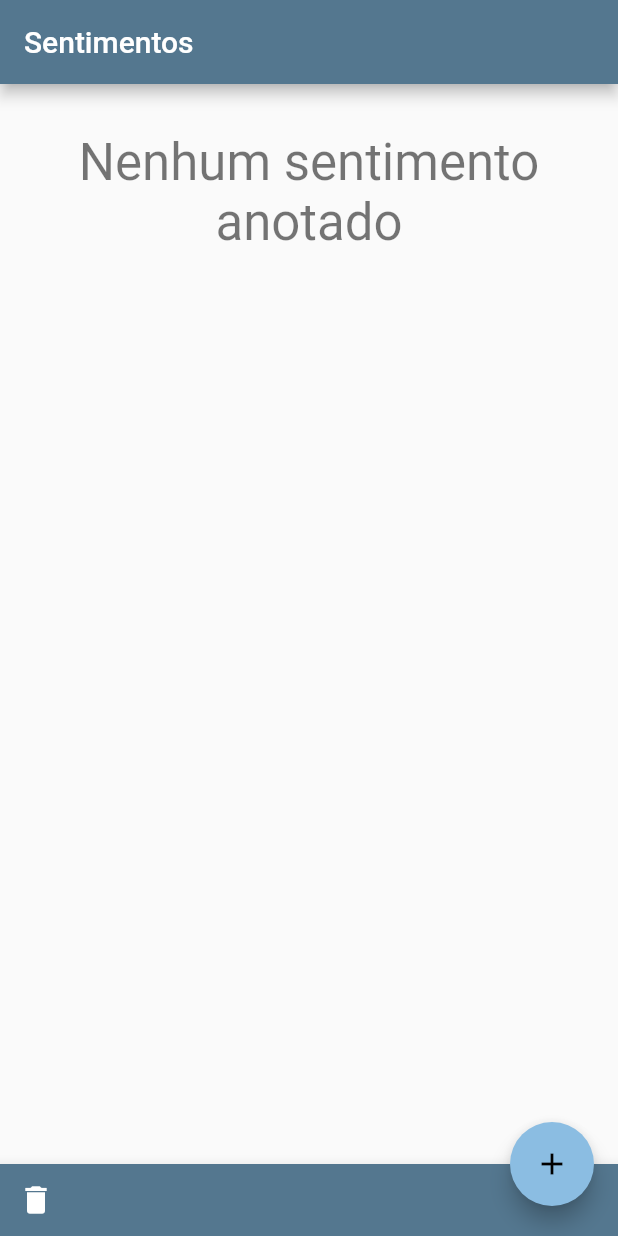
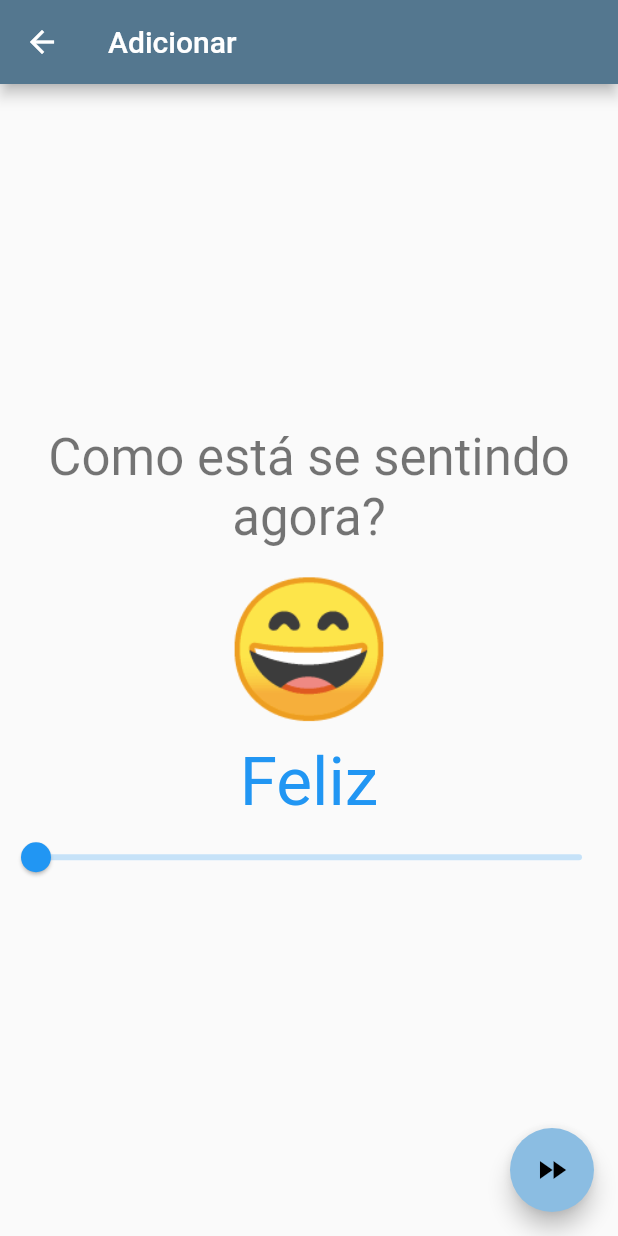
Before and after one commit to emersonsiega/flutter_course_feelings, a Flutter app: the screen it shows after launch, after a tap on the "add" icon, on a phone screen of 412 x 824 dp. Run offline on Flutter 3.47's test engine with Material 2 defaults, Android fonts, the phone set to English and light mode, and no system bars.

```diff
--- /dev/null
+++ b/lib/views/adicionar/adicionar_sentimento.dart
@@ -0,0 +1,103 @@
+import 'package:flutter/material.dart';
+import 'package:flutter_course_feelings/model/sentimento.dart';
+import 'package:flutter_course_feelings/model/tipo_sentimento.dart';
+import 'package:flutter_course_feelings/views/adicionar/pages/pensamentos_page.dart';
+import 'package:flutter_course_feelings/views/adicionar/pages/tipo_sentimento_page.dart';
+
+class AdicionarSentimento extends StatefulWidget {
+  final Function addSentimento;
+
+  AdicionarSentimento({this.addSentimento});
+
+  @override
+  _AdicionarSentimentoState createState() => _AdicionarSentimentoState();
+}
+
+class _AdicionarSentimentoState extends State<AdicionarSentimento> {
+  Sentimento _sentimento;
+  PageController _controller;
+  bool _firstPage;
+
+  @override
+  void initState() {
+    super.initState();
+    _firstPage = true;
+    _sentimento = Sentimento(tipoSentimento: TipoSentimento.FELIZ);
+    _controller = PageController(initialPage: 0, keepPage: true);
+    _controller.addListener(_onChangePage);
+  }
+
+  @override
+  void dispose() {
+    super.dispose();
+    _controller.removeListener(_onChangePage);
+  }
+
+  void _addTipoSentimento(TipoSentimento tipo) {
+    setState(() {
+      _sentimento.tipoSentimento = tipo;
+    });
+  }
+
+  void _addPensamentos(String text) {
+    setState(() {
+      _sentimento.pensamentos = text;
+    });
+  }
+
+  void _onChangePage() {
+    setState(() {
+      _firstPage = _controller.page == 0.0;
+    });
+  }
+
+  @override
+  Widget build(BuildContext context) {
+    return WillPopScope(
+      onWillPop: () async {
+        if (_firstPage) {
+          return true;
+        } else {
+          _controller.previousPage(
+            duration: Duration(milliseconds: 280),
+            curve: Curves.easeInOut,
+          );
+          return false;
+        }
+      },
+      child: Scaffold(
+        appBar: AppBar(
+          title: Text("Adicionar"),
+        ),
+        body: PageView(
+          controller: _controller,
+          physics: NeverScrollableScrollPhysics(),
+          children: <Widget>[
+            TipoSentimentoPage(
+              addTipoSentimento: _addTipoSentimento,
+            ),
+            PensamentosPage(
+              addDescricao: _addPensamentos,
+            ),
+          ],
+        ),
+        floatingActionButton: FloatingActionButton(
+          onPressed: () {
+            if (_firstPage) {
+              _controller.nextPage(
+                duration: Duration(milliseconds: 280),
+                curve: Curves.easeInOut,
+              );
+            } else {
+              if (_sentimento.pensamentos.isNotEmpty) {
+                widget.addSentimento(_sentimento);
+                Navigator.of(context).pop();
+              }
+            }
+          },
+          child: _firstPage ? Icon(Icons.fast_forward) : Icon(Icons.check),
+        ),
+      ),
+    );
+  }
+}
--- /dev/null
+++ b/lib/views/adicionar/pages/tipo_sentimento_page.dart
@@ -0,0 +1,73 @@
+import 'package:flutter/material.dart';
+import 'package:flutter_course_feelings/model/sentimento.dart';
+import 'package:flutter_course_feelings/model/tipo_sentimento.dart';
+
+class TipoSentimentoPage extends StatefulWidget {
+  final Function addTipoSentimento;
+
+  TipoSentimentoPage({this.addTipoSentimento});
+
+  @override
+  _TipoSentimentoPageState createState() => _TipoSentimentoPageState();
+}
+
+class _TipoSentimentoPageState extends State<TipoSentimentoPage> {
+  Sentimento _sentimento;
+  double _slider;
+
+  @override
+  void initState() {
+    super.initState();
+
+    _slider = 0;
+    _sentimento = Sentimento(tipoSentimento: TipoSentimento.FELIZ);
+  }
+
+  void _onChangeSlider(double value) {
+    setState(() {
+      _slider = value;
+      _sentimento.tipoSentimento = TipoSentimento.values[value.round()];
+      widget.addTipoSentimento(_sentimento.tipoSentimento);
+    });
+  }
+
+  Color _getColor() {
+    return Color.lerp(Colors.blue, Colors.red, _slider / 4);
+  }
+
+  @override
+  Widget build(BuildContext context) {
+    return Material(
+      child: Column(
+        mainAxisAlignment: MainAxisAlignment.center,
+        children: <Widget>[
+          Text(
+            "Como está se sentindo agora?",
+            textAlign: TextAlign.center,
+            style: Theme.of(context).textTheme.display1,
+          ),
+          Padding(
+            padding: const EdgeInsets.only(top: 16.0, bottom: 8.0),
+            child: Text(
+              _sentimento.emoji,
+              style: TextStyle(fontSize: 90),
+            ),
+          ),
+          Text(
+            _sentimento.sentimento,
+            style: Theme.of(context).textTheme.display2.copyWith(
+                  color: _getColor(),
+                ),
+          ),
+          Slider(
+            value: _slider,
+            activeColor: _getColor(),
+            onChanged: _onChangeSlider,
+            min: 0,
+            max: 4,
+          )
+        ],
+      ),
+    );
+  }
+}
--- a/lib/views/sentimentos_view.dart
+++ b/lib/views/sentimentos_view.dart
@@ -1,5 +1,6 @@
 import 'package:flutter/material.dart';
 import 'package:flutter_course_feelings/model/sentimento.dart';
+import 'package:flutter_course_feelings/views/adicionar/adicionar_sentimento.dart';
 import 'package:flutter_course_feelings/widgets/sentimento_tile.dart';
 
 class SentimentosView extends StatefulWidget {
@@ -56,11 +57,26 @@ class _SentimentosViewState extends State<SentimentosView> {
     );
   }
 
+  void _insertSentimento(Sentimento sentimento) {
+    setState(() {
+      _sentimentos.add(sentimento);
+    });
+  }
+
   void _addSentimento() {
-    //Adicionar sentimentos...
+    //Chama página para criar um Sentimento e envia o método de adicionar sentimentos...
+    Navigator.of(context).push(
+      MaterialPageRoute(
+        builder: (context) => AdicionarSentimento(
+          addSentimento: _insertSentimento,
+        ),
+      ),
+    );
   }
 
   void _removeSentimento() {
-    //Remover sentimentos
+    setState(() {
+      _sentimentos = [];
+    });
   }
 }
```
Also changed, not shown: lib/views/adicionar/pages/pensamentos_page.dart (added, +36 -0 lines).
